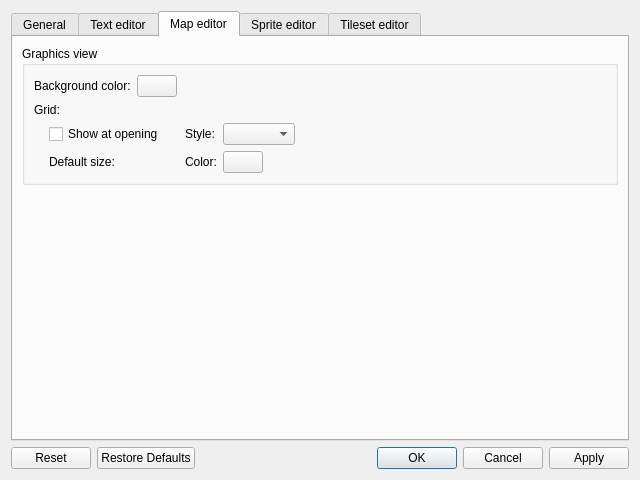
The window that src/widgets/settings_dialog.ui (solarus-games/solarus-quest-editor) describes before a commit, drawn with Qt 5.
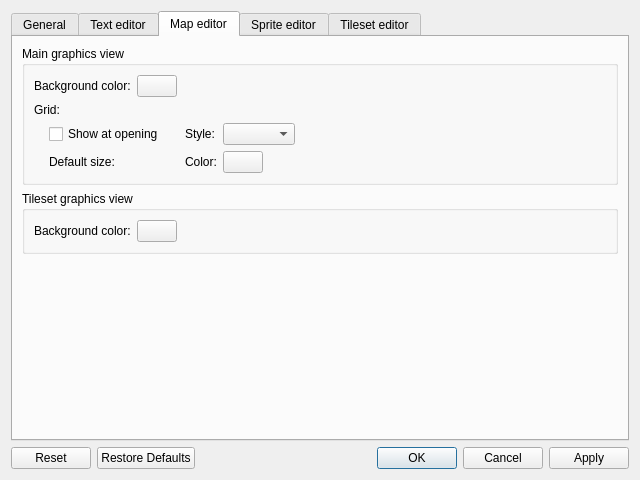
The same window after the commit. The open tabs and pages were chosen to show the change. Custom widgets are drawn as their Qt base class.

Commit message: Add tileset view settings of map editor

Diff of the .ui file:
```diff
--- a/src/widgets/settings_dialog.ui
+++ b/src/widgets/settings_dialog.ui
@@ -311,7 +311,7 @@
        <item>
         <widget class="QGroupBox" name="map_graphics_group_box">
          <property name="title">
-          <string>Graphics view</string>
+          <string>Main graphics view</string>
          </property>
          <layout class="QVBoxLayout" name="verticalLayout_6">
           <item>
@@ -455,6 +455,45 @@
          </layout>
         </widget>
        </item>
+       <item>
+        <widget class="QGroupBox" name="map_tileset_graphics_group_box">
+         <property name="title">
+          <string>Tileset graphics view</string>
+         </property>
+         <layout class="QHBoxLayout" name="horizontalLayout_3">
+          <item>
+           <widget class="QLabel" name="map_tileset_background_label">
+            <property name="text">
+             <string>Background color:</string>
+            </property>
+           </widget>
+          </item>
+          <item>
+           <widget class="SolarusEditor::ColorPicker" name="map_tileset_background_field">
+            <property name="sizePolicy">
+             <sizepolicy hsizetype="Fixed" vsizetype="Fixed">
+              <horstretch>0</horstretch>
+              <verstretch>0</verstretch>
+             </sizepolicy>
+            </property>
+           </widget>
+          </item>
+          <item>
+           <spacer name="map_tileset_background_spacer">
+            <property name="orientation">
+             <enum>Qt::Horizontal</enum>
+            </property>
+            <property name="sizeHint" stdset="0">
+             <size>
+              <width>398</width>
+              <height>20</height>
+             </size>
+            </property>
+           </spacer>
+          </item>
+         </layout>
+        </widget>
+       </item>
        <item>
         <spacer name="map_editor_spacer">
          <property name="orientation">
```
Left out of the diff: 10 changed lines with no effect on the pictures. The commit also changes 5 other files.
